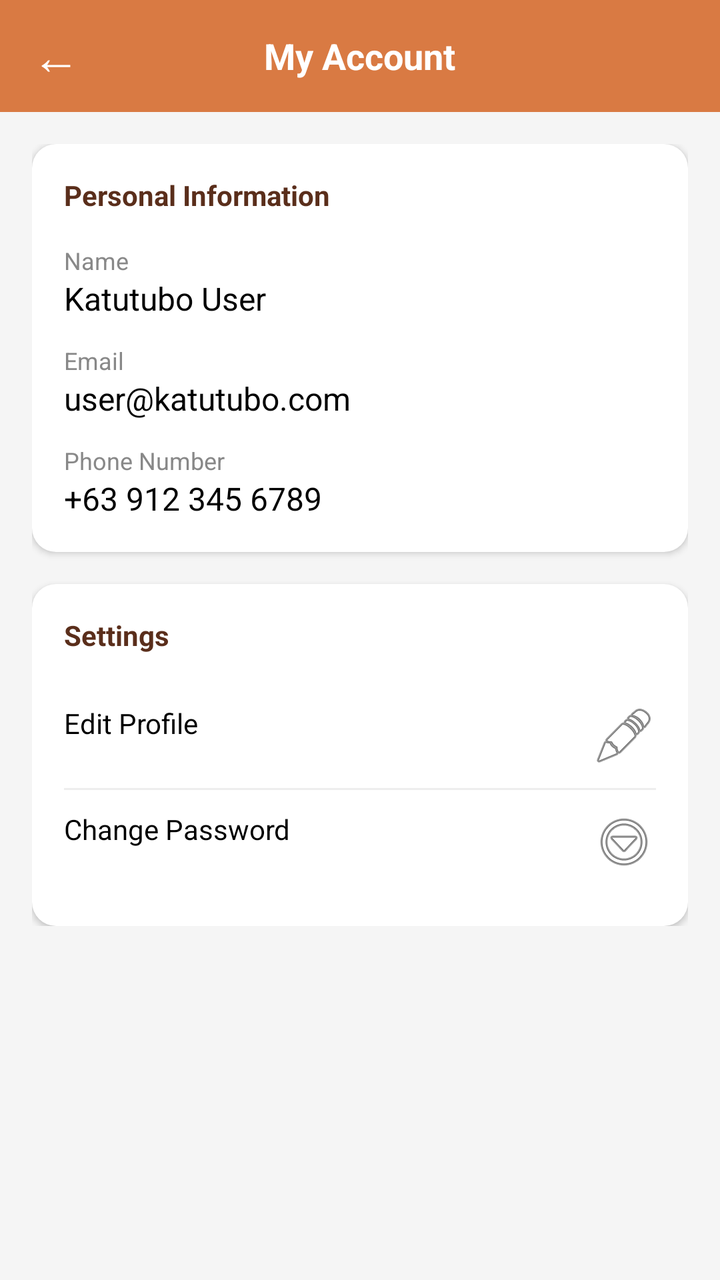
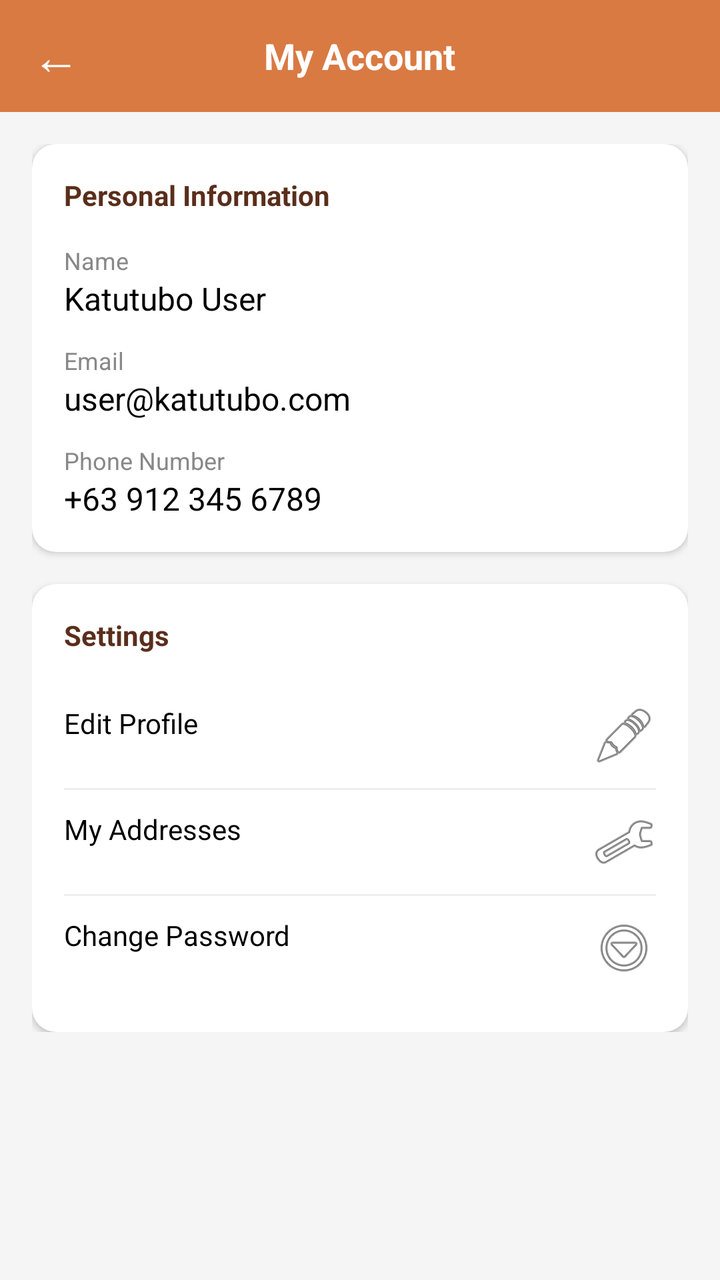

Screens rendered from an Android XML layout before and after an edit, with the pre-edit source and the edit as a unified diff.
<!-- AndroidManifest.xml: application theme Theme.Katutubo_F -->
<!-- res/layout/fragment_my_account.xml -->
<?xml version="1.0" encoding="utf-8"?>
<LinearLayout xmlns:android="http://schemas.android.com/apk/res/android"
    android:layout_width="match_parent"
    android:layout_height="match_parent"
    android:background="#F5F5F5"
    android:orientation="vertical">

    <RelativeLayout
        android:layout_width="match_parent"
        android:layout_height="56dp"
        android:background="@color/katutubo_orange"
        android:paddingHorizontal="16dp">

        <TextView
            android:id="@+id/btn_back"
            android:layout_width="wrap_content"
            android:layout_height="wrap_content"
            android:layout_centerVertical="true"
            android:text="←"
            android:textColor="@color/white"
            android:textSize="24sp"
            android:clickable="true"
            android:focusable="true"/>

        <TextView
            android:layout_width="wrap_content"
            android:layout_height="wrap_content"
            android:layout_centerInParent="true"
            android:text="My Account"
            android:textColor="@color/white"
            android:textSize="18sp"
            android:textStyle="bold" />
    </RelativeLayout>

    <ScrollView
        android:layout_width="match_parent"
        android:layout_height="match_parent">

        <LinearLayout
            android:layout_width="match_parent"
            android:layout_height="wrap_content"
            android:orientation="vertical"
            android:padding="16dp">

            <LinearLayout
                android:layout_width="match_parent"
                android:layout_height="wrap_content"
                android:background="@drawable/rounded_white_bg"
                android:elevation="2dp"
                android:orientation="vertical"
                android:padding="16dp">

                <TextView
                    android:layout_width="wrap_content"
                    android:layout_height="wrap_content"
                    android:text="Personal Information"
                    android:textColor="@color/katutubo_brown"
                    android:textStyle="bold"
                    android:layout_marginBottom="15dp"/>

                <TextView
                    android:layout_width="wrap_content"
                    android:layout_height="wrap_content"
                    android:text="Name"
                    android:textColor="#888888"
                    android:textSize="12sp"/>
                <TextView
                    android:id="@+id/account_name"
                    android:layout_width="match_parent"
                    android:layout_height="wrap_content"
                    android:text="Katutubo User"
                    android:textColor="@color/black"
                    android:textSize="16sp"
                    android:layout_marginBottom="12dp"/>

                <TextView
                    android:layout_width="wrap_content"
                    android:layout_height="wrap_content"
                    android:text="Email"
                    android:textColor="#888888"
                    android:textSize="12sp"/>
                <TextView
                    android:id="@+id/account_email"
                    android:layout_width="match_parent"
                    android:layout_height="wrap_content"
                    android:text="user@katutubo.com"
                    android:textColor="@color/black"
                    android:textSize="16sp"
                    android:layout_marginBottom="12dp"/>

                <TextView
                    android:layout_width="wrap_content"
                    android:layout_height="wrap_content"
                    android:text="Phone Number"
                    android:textColor="#888888"
                    android:textSize="12sp"/>
                <TextView
                    android:id="@+id/account_phone"
                    android:layout_width="match_parent"
                    android:layout_height="wrap_content"
                    android:text="+63 912 345 6789"
                    android:textColor="@color/black"
                    android:textSize="16sp"/>
            </LinearLayout>

            <LinearLayout
                android:layout_width="match_parent"
                android:layout_height="wrap_content"
                android:layout_marginTop="16dp"
                android:background="@drawable/rounded_white_bg"
                android:elevation="2dp"
                android:orientation="vertical"
                android:padding="16dp">

                <TextView
                    android:layout_width="wrap_content"
                    android:layout_height="wrap_content"
                    android:text="Settings"
                    android:textColor="@color/katutubo_brown"
                    android:textStyle="bold"
                    android:layout_marginBottom="15dp"/>

                <TextView
                    android:layout_width="match_parent"
                    android:layout_height="wrap_content"
                    android:paddingVertical="10dp"
                    android:text="Edit Profile"
                    android:textColor="@color/black"
                    android:drawableEnd="@android:drawable/ic_menu_edit"
                    android:clickable="true"
                    android:focusable="true"/>
                <View android:layout_width="match_parent" android:layout_height="1dp" android:background="#EEEEEE" />
                <TextView
                    android:layout_width="match_parent"
                    android:layout_height="wrap_content"
                    android:paddingVertical="10dp"
                    android:text="Change Password"
                    android:textColor="@color/black"
                    android:drawableEnd="@android:drawable/ic_menu_more"
                    android:clickable="true"
                    android:focusable="true"/>
            </LinearLayout>

        </LinearLayout>
    </ScrollView>

</LinearLayout>
<!-- resources referenced by this layout -->
<resources>
  <color name="black">#000000</color>
  <color name="katutubo_brown">#5A2E1B</color>
  <color name="katutubo_orange">#D97A43</color>
  <color name="white">#FFFFFF</color>
  <!-- drawable rounded_white_bg (drawable) -->
  <?xml version="1.0" encoding="utf-8"?>
  <shape xmlns:android="http://schemas.android.com/apk/res/android">
      <solid android:color="@color/white" />
      <corners android:radius="12dp" />
  </shape>
  <style name="Theme.Katutubo_F" parent="Base.Theme.Katutubo_F">
          
          <item name="bottomNavigationStyle">@style/Widget.App.BottomNavigationView</item>
      </style>
  <style name="Base.Theme.Katutubo_F" parent="Theme.Material3.DayNight.NoActionBar">
          
      </style>
  <style name="Widget.App.BottomNavigationView" parent="Widget.Material3.BottomNavigationView">
          
          <item name="materialThemeOverlay">@style/ThemeOverlay.App.BottomNavigation</item>
      </style>
  <style name="ThemeOverlay.App.BottomNavigation" parent="">
          
          <item name="colorSecondaryContainer">#EFEBE9</item>
      </style>
</resources>

<!-- the commit's change to res/layout/fragment_my_account.xml (unified diff, before → after) -->
@@ -121,6 +121,7 @@
                     android:layout_marginBottom="15dp"/>
 
                 <TextView
+                    android:id="@+id/btn_edit_profile"
                     android:layout_width="match_parent"
                     android:layout_height="wrap_content"
                     android:paddingVertical="10dp"
@@ -131,6 +132,18 @@
                     android:focusable="true"/>
                 <View android:layout_width="match_parent" android:layout_height="1dp" android:background="#EEEEEE" />
                 <TextView
+                    android:id="@+id/btn_my_addresses"
+                    android:layout_width="match_parent"
+                    android:layout_height="wrap_content"
+                    android:paddingVertical="10dp"
+                    android:text="My Addresses"
+                    android:textColor="@color/black"
+                    android:drawableEnd="@android:drawable/ic_menu_manage"
+                    android:clickable="true"
+                    android:focusable="true"/>
+                <View android:layout_width="match_parent" android:layout_height="1dp" android:background="#EEEEEE" />
+                <TextView
+                    android:id="@+id/btn_change_password"
                     android:layout_width="match_parent"
                     android:layout_height="wrap_content"
                     android:paddingVertical="10dp"
